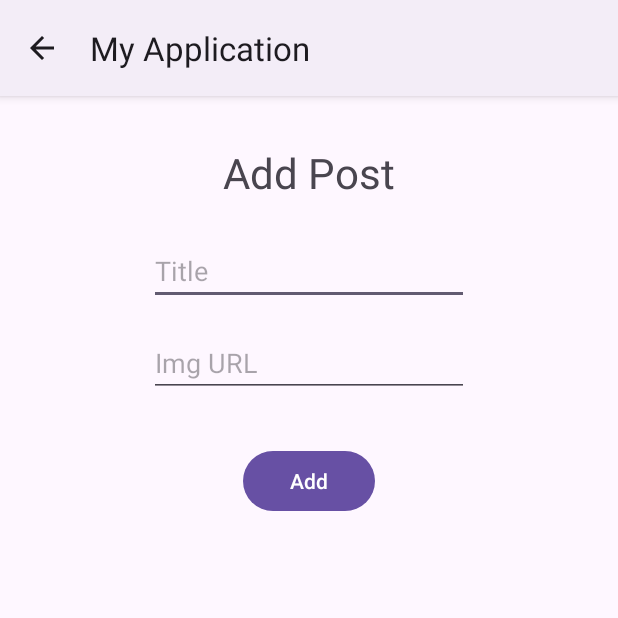
After one commit to bugajpc/recyclerViewPosts, an Android app: the AddPostActivity screen opened directly, with no data from a screen before it, on a phone screen of 412 x 824 dp, the top half of it. The commit adds this screen. Run offline under Robolectric (Android 15) with nearby library versions, the phone set to English and light mode, and no system bars; our stand-ins replace Firebase (no records; nobody signed in at launch, a user with empty details on screens opened directly).

Commit message:
adding, displaying, likes to fix

```diff
--- /dev/null
+++ b/app/src/main/java/com/example/myapplication/AddPostActivity.kt
@@ -0,0 +1,59 @@
+package com.example.myapplication
+
+import android.content.Intent
+import android.os.Bundle
+import android.util.Log
+import android.widget.Button
+import android.widget.EditText
+import androidx.activity.enableEdgeToEdge
+import androidx.appcompat.app.AppCompatActivity
+import androidx.core.view.ViewCompat
+import androidx.core.view.WindowInsetsCompat
+import com.google.firebase.Firebase
+import com.google.firebase.Timestamp
+import com.google.firebase.auth.FirebaseAuth
+import com.google.firebase.firestore.FieldValue
+import com.google.firebase.firestore.firestore
+
+class AddPostActivity : AppCompatActivity() {
+    private lateinit var auth: FirebaseAuth
+    override fun onCreate(savedInstanceState: Bundle?) {
+        super.onCreate(savedInstanceState)
+        enableEdgeToEdge()
+        setContentView(R.layout.activity_add_post)
+        ViewCompat.setOnApplyWindowInsetsListener(findViewById(R.id.main)) { v, insets ->
+            val systemBars = insets.getInsets(WindowInsetsCompat.Type.systemBars())
+            v.setPadding(systemBars.left, systemBars.top, systemBars.right, systemBars.bottom)
+            insets
+        }
+
+        auth = FirebaseAuth.getInstance()
+        val currentUser = auth.currentUser
+        val db = Firebase.firestore
+        val titleEdit: EditText = findViewById(R.id.addPost_title_editText)
+        val imgURLEdit: EditText = findViewById(R.id.addPost_imgURL_editText)
+        val addButton: Button = findViewById(R.id.addPost_addButton)
+
+        addButton.setOnClickListener {
+            if(titleEdit.text.isEmpty() || imgURLEdit.text.isEmpty()) return@setOnClickListener
+            if(currentUser == null) return@setOnClickListener
+            val data = hashMapOf(
+                "uid" to currentUser.uid,
+                "title" to titleEdit.text.toString(),
+                "imgURL" to imgURLEdit.text.toString(),
+                "timestamp" to FieldValue.serverTimestamp(),
+            )
+
+            db.collection("posts")
+                .add(data)
+                .addOnSuccessListener { documentReference ->
+                    Log.d("AddPost", "DocumentSnapshot written with ID: ${documentReference.id}")
+                    val intent = Intent(this, MainActivity::class.java)
+                    startActivity(intent)
+                }
+                .addOnFailureListener { e ->
+                    Log.w("AddPost", "Error adding document", e)
+                }
+        }
+    }
+}
--- a/app/src/main/java/com/example/myapplication/Post.kt
+++ b/app/src/main/java/com/example/myapplication/Post.kt
@@ -1,3 +1,5 @@
 package com.example.myapplication
 
-data class Post(val title: String, val imgURL: String, var likes: Int)
+import com.google.firebase.Timestamp
+
+data class Post(val id: String, val uid: String, val timeStamp: Timestamp, val title: String, val imgURL: String, var likes: Int)
--- /dev/null
+++ b/app/src/main/res/layout/activity_add_post.xml
@@ -0,0 +1,54 @@
+<?xml version="1.0" encoding="utf-8"?>
+<androidx.constraintlayout.widget.ConstraintLayout xmlns:android="http://schemas.android.com/apk/res/android"
+    xmlns:app="http://schemas.android.com/apk/res-auto"
+    xmlns:tools="http://schemas.android.com/tools"
+    android:id="@+id/main"
+    android:layout_width="match_parent"
+    android:layout_height="match_parent"
+    tools:context=".AddPostActivity">
+
+    <TextView
+        android:id="@+id/textView3"
+        android:layout_width="wrap_content"
+        android:layout_height="wrap_content"
+        android:layout_marginTop="32dp"
+        android:text="Add Post"
+        android:textSize="28sp"
+        app:layout_constraintEnd_toEndOf="parent"
+        app:layout_constraintStart_toStartOf="parent"
+        app:layout_constraintTop_toTopOf="parent" />
+
+    <EditText
+        android:id="@+id/addPost_title_editText"
+        android:layout_width="wrap_content"
+        android:layout_height="wrap_content"
+        android:layout_marginTop="24dp"
+        android:ems="10"
+        android:inputType="text"
+        android:hint="Title"
+        app:layout_constraintEnd_toEndOf="@+id/textView3"
+        app:layout_constraintStart_toStartOf="@+id/textView3"
+        app:layout_constraintTop_toBottomOf="@+id/textView3" />
+
+    <EditText
+        android:id="@+id/addPost_imgURL_editText"
+        android:layout_width="wrap_content"
+        android:layout_height="wrap_content"
+        android:layout_marginTop="16dp"
+        android:ems="10"
+        android:inputType="text"
+        android:hint="Img URL"
+        app:layout_constraintEnd_toEndOf="@+id/addPost_title_editText"
+        app:layout_constraintStart_toStartOf="@+id/addPost_title_editText"
+        app:layout_constraintTop_toBottomOf="@+id/addPost_title_editText" />
+
+    <Button
+        android:id="@+id/addPost_addButton"
+        android:layout_width="wrap_content"
+        android:layout_height="wrap_content"
+        android:layout_marginTop="32dp"
+        android:text="Add"
+        app:layout_constraintEnd_toEndOf="@+id/addPost_imgURL_editText"
+        app:layout_constraintStart_toStartOf="@+id/addPost_imgURL_editText"
+        app:layout_constraintTop_toBottomOf="@+id/addPost_imgURL_editText" />
+</androidx.constraintlayout.widget.ConstraintLayout>
```
Also changed, not shown: app/src/main/AndroidManifest.xml (+7 -4 lines), app/src/main/java/com/example/myapplication/MainActivity.kt (+28 -7 lines), app/src/main/java/com/example/myapplication/MyAdapter.kt (+44 -18 lines), app/src/main/java/com/example/myapplication/RegisterActivity.kt (+17 -5 lines), app/src/main/res/drawable/outline_add_box_24.xml (added, +20 -0 lines), app/src/main/res/layout/activity_main.xml (+7 -0 lines).
